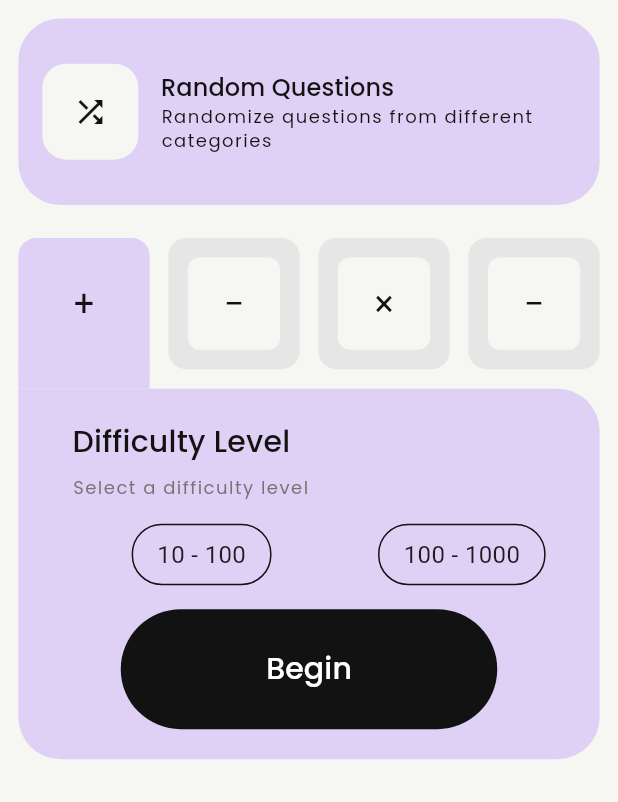
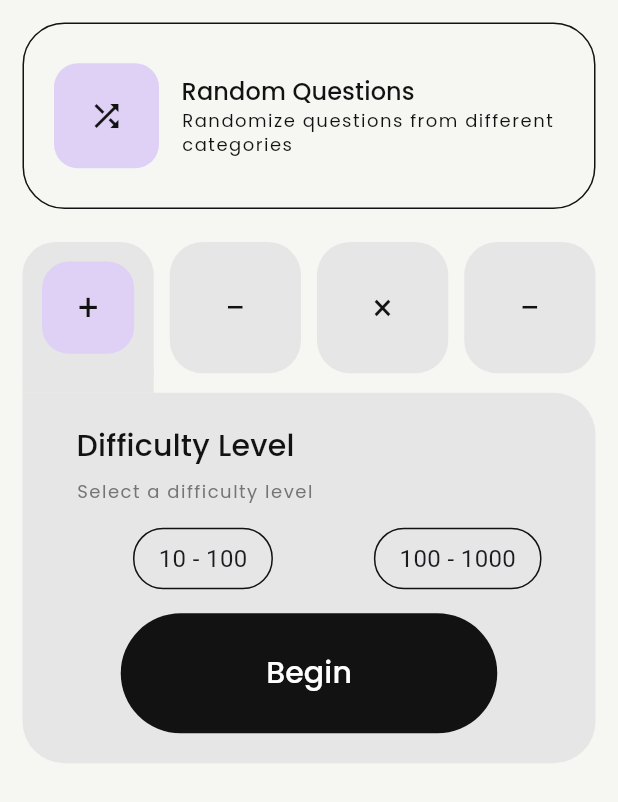
Before and after one commit to prime-infinity/numeracy_app, a Flutter app: the screen it shows after launch, on a phone screen of 412 x 824 dp. Shown: the top 802 px of the screen. Run offline on Flutter 3.47's test engine with Material 3 defaults, Android fonts, the phone set to English and light mode, and no system bars; our stand-ins replace flutter_riverpod, go_router, google_fonts, riverpod_annotation; generated files the repository leaves out were written again.

Commit message:
doing multiselectabletab

```diff
--- a/lib/screens/home/home.dart
+++ b/lib/screens/home/home.dart
@@ -23,7 +23,7 @@ class _HomeState extends State<Home> {
       body: SafeArea(
         child: SingleChildScrollView(
           child: Padding(
-            padding: const EdgeInsets.all(12.25),
+            padding: const EdgeInsets.all(15),
             child: Column(
               mainAxisAlignment: MainAxisAlignment.start,
               crossAxisAlignment: CrossAxisAlignment.start,
@@ -35,19 +35,20 @@ class _HomeState extends State<Home> {
                   child: Container(
                     height: 124.37,
                     decoration: BoxDecoration(
-                      color: AppColors.primaryAccent,
+                      color: AppColors.white,
+                      border: Border.all(color: AppColors.black),
                       borderRadius:
                           BorderRadius.circular(AppDimensions.cardRadius),
                     ),
                     child: Padding(
-                      padding: const EdgeInsets.all(16.0),
+                      padding: const EdgeInsets.all(20.0),
                       child: Row(
                         children: [
                           Container(
-                            width: 64,
-                            height: 64,
+                            width: 70,
+                            height: 70,
                             decoration: BoxDecoration(
-                                color: AppColors.white,
+                                color: AppColors.primaryAccent,
                                 borderRadius: BorderRadius.circular(16)),
                             child: Icon(
                               Icons.shuffle,
--- a/lib/screens/home/multi_selectable_tabs.dart
+++ b/lib/screens/home/multi_selectable_tabs.dart
@@ -53,7 +53,7 @@ class MultiSelectableTabsState extends State<MultiSelectableTabs> {
                         painter: ConcaveExtensionPainter(
                           curveLeft: index > 0,
                           curveRight: index < _tabs.length - 1,
-                          color: AppColors.primaryAccent,
+                          color: AppColors.cardGrey,
                         ),
                         child: const SizedBox(
                           width: 87.5,
@@ -68,7 +68,7 @@ class MultiSelectableTabsState extends State<MultiSelectableTabs> {
         // Difficulty level section
         Container(
           decoration: BoxDecoration(
-            color: AppColors.primaryAccent, // Background color of the container
+            color: AppColors.cardGrey, // Background color of the container
             borderRadius: BorderRadius.only(
               bottomLeft: Radius.circular(
                   AppDimensions.cardRadius), // Adjust the radius as needed
@@ -120,13 +120,11 @@ class MultiSelectableTabsState extends State<MultiSelectableTabs> {
       },
       child: Container(
         decoration: BoxDecoration(
-          color: _selectedTabs[index]
-              ? AppColors.primaryAccent
-              : AppColors.cardGrey,
+          color: _selectedTabs[index] ? AppColors.cardGrey : AppColors.cardGrey,
           // Add connected effect when selected
           borderRadius: BorderRadius.vertical(
-            top: const Radius.circular(12),
-            bottom: Radius.circular(_selectedTabs[index] ? 0 : 12),
+            top: const Radius.circular(22),
+            bottom: Radius.circular(_selectedTabs[index] ? 0 : 22),
           ),
         ),
         child: Padding(
@@ -137,8 +135,8 @@ class MultiSelectableTabsState extends State<MultiSelectableTabs> {
             decoration: BoxDecoration(
                 color: _selectedTabs[index]
                     ? AppColors.primaryAccent
-                    : AppColors.white,
-                borderRadius: BorderRadius.circular(8)),
+                    : AppColors.cardGrey,
+                borderRadius: BorderRadius.circular(18)),
             child: Center(
               child: Text(
                 _tabs[index]['icon'] ?? '',
```
